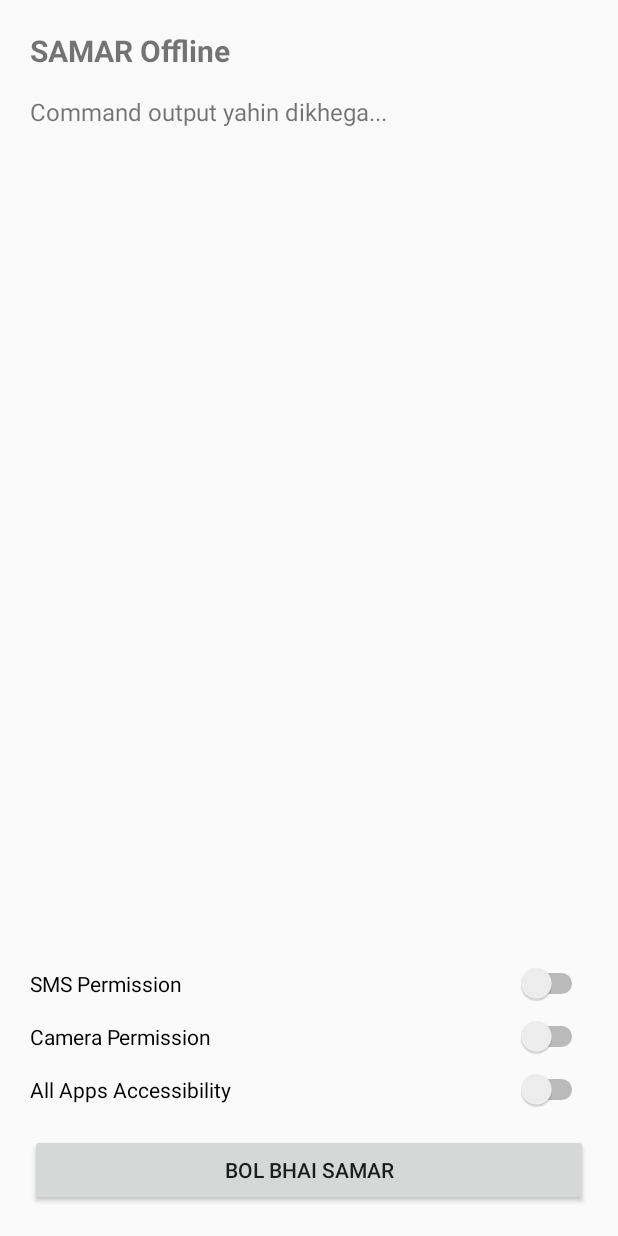
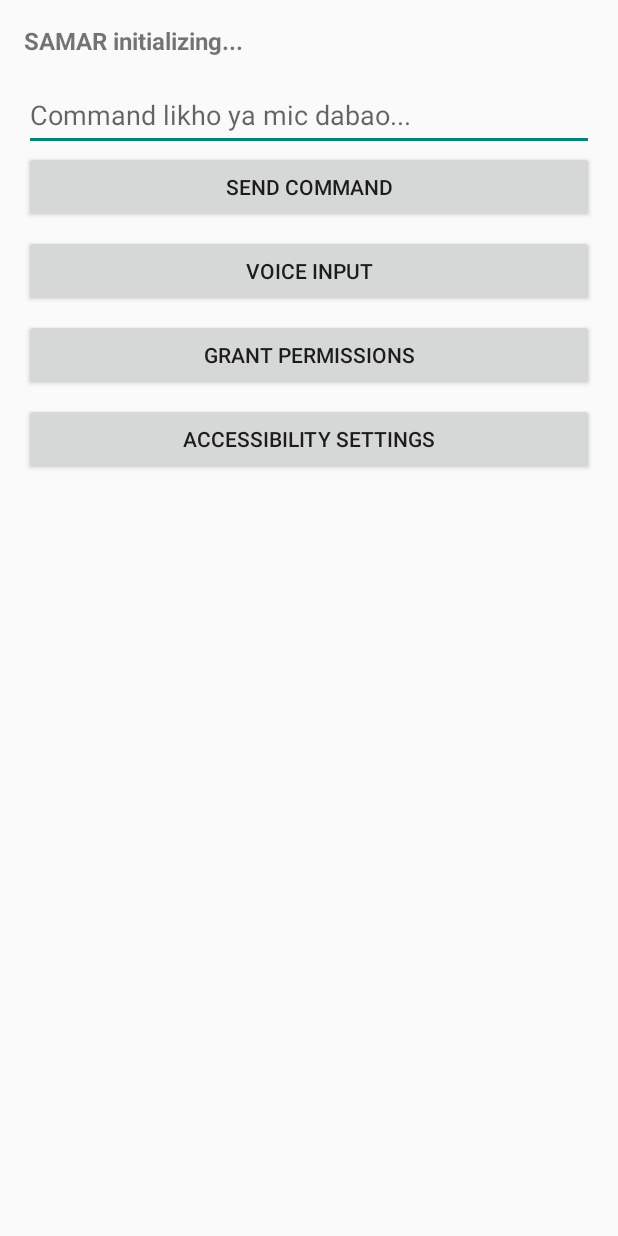
Before and after one commit to chaturvedikrishna472-ai/SAMAR2, an Android app: the layout activity_main.xml on its own in the app's theme, with its tools: preview values and no code run, on a phone screen of 412 x 824 dp. Run offline under Robolectric (Android 15) with nearby library versions, the phone set to English and light mode, and no system bars.

Commit message:
Update activity_main.xml

```diff
--- a/app/src/main/res/layout/activity_main.xml
+++ b/app/src/main/res/layout/activity_main.xml
@@ -1,53 +1,57 @@
 <?xml version="1.0" encoding="utf-8"?>
-<LinearLayout xmlns:android="http://schemas.android.com/apk/res/android"
+<ScrollView xmlns:android="http://schemas.android.com/apk/res/android"
     android:layout_width="match_parent"
     android:layout_height="match_parent"
-    android:orientation="vertical"
-    android:padding="20dp">
+    android:padding="16dp">
+
+    <LinearLayout
+        android:layout_width="match_parent"
+        android:layout_height="wrap_content"
+        android:orientation="vertical">
 
         <TextView
-        android:id="@+id/statusText"
+            android:id="@+id/tvStatus"
             android:layout_width="match_parent"
             android:layout_height="wrap_content"
-        android:text="SAMAR Offline"
-        android:textSize="20sp"
+            android:paddingBottom="16dp"
+            android:text="SAMAR initializing..."
+            android:textSize="16sp"
             android:textStyle="bold" />
 
-    <TextView
-        android:id="@+id/resultText"
-        android:layout_width="match_parent"
-        android:layout_height="0dp"
-        android:layout_weight="1"
-        android:layout_marginTop="16dp"
-        android:text="Command output yahin dikhega..."
-        android:textSize="16sp" />
-
-    <Switch
-        android:id="@+id/smsPermissionSwitch"
+        <EditText
+            android:id="@+id/etCommand"
             android:layout_width="match_parent"
             android:layout_height="wrap_content"
-        android:layout_marginTop="12dp"
-        android:text="SMS Permission" />
+            android:hint="Command likho ya mic dabao..."
+            android:inputType="text"
+            android:paddingBottom="12dp" />
 
-    <Switch
-        android:id="@+id/cameraPermissionSwitch"
+        <Button
+            android:id="@+id/btnSend"
+            android:layout_width="match_parent"
+            android:layout_height="wrap_content"
+            android:text="Send Command" />
+
+        <Button
+            android:id="@+id/btnVoice"
             android:layout_width="match_parent"
             android:layout_height="wrap_content"
             android:layout_marginTop="8dp"
-        android:text="Camera Permission" />
+            android:text="Voice Input" />
 
-    <Switch
-        android:id="@+id/accessibilitySwitch"
+        <Button
+            android:id="@+id/btnPermissions"
             android:layout_width="match_parent"
             android:layout_height="wrap_content"
             android:layout_marginTop="8dp"
-        android:text="All Apps Accessibility" />
+            android:text="Grant Permissions" />
 
         <Button
-        android:id="@+id/listenButton"
+            android:id="@+id/btnAccessibility"
             android:layout_width="match_parent"
             android:layout_height="wrap_content"
-        android:layout_marginTop="16dp"
-        android:text="Bol bhai SAMAR" />
+            android:layout_marginTop="8dp"
+            android:text="Accessibility Settings" />
 
     </LinearLayout>
+</ScrollView>
```
Lines whose indentation alone changed are shown as unchanged.
